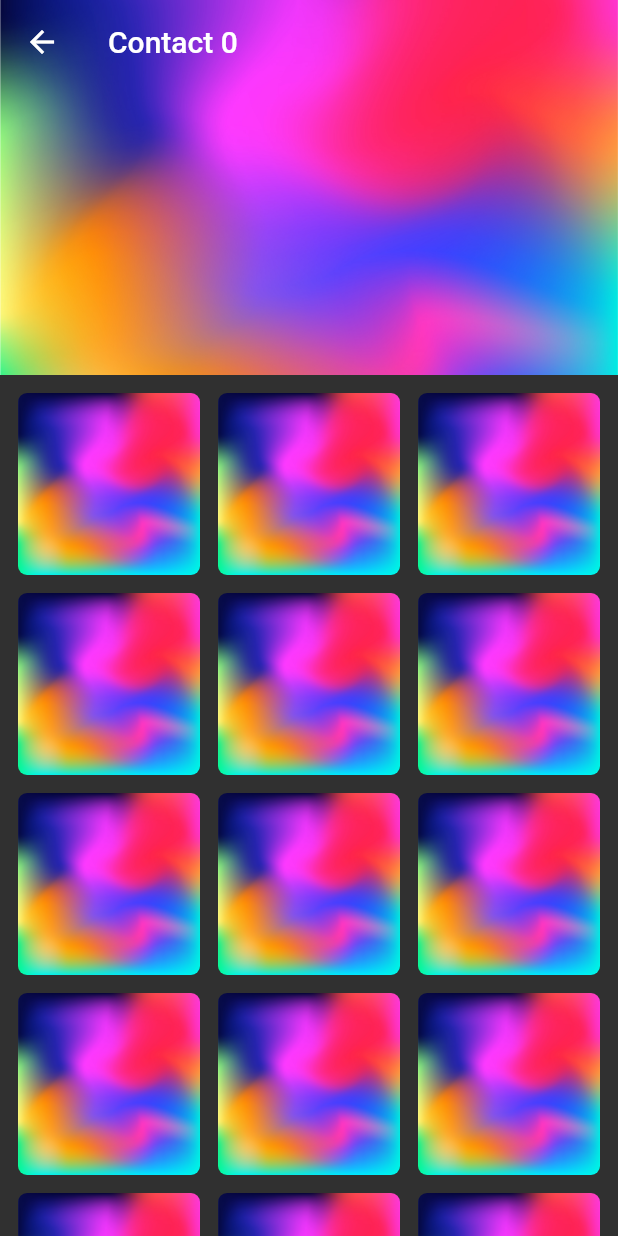
After one commit to ngiuliani-ng/flutter_advanced_sliver_app, a Flutter app: the screen it shows after launch, after a tap on an icon or button, on a phone screen of 412 x 824 dp. The commit adds this screen. Run offline on Flutter 3.47's test engine with Material 2 defaults, Android fonts, the light colour scheme and no system bars.

Commit message:
Profile page structure.

```diff
--- a/lib/pages/home.dart
+++ b/lib/pages/home.dart
@@ -1,4 +1,6 @@
 import 'package:flutter/material.dart';
+
+import 'package:flutter_advanced_sliver_app/pages/profile.dart';
 
 class HomePage extends StatelessWidget {
   @override
@@ -45,17 +47,27 @@ class HomePage extends StatelessWidget {
   Widget contactList(BuildContext context) {
     return SliverList(
       delegate: SliverChildBuilderDelegate(
-        (context, index) => contactCard(index),
+        (context, index) => contactCard(context, index),
         childCount: 50,
       ),
     );
   }
 
-  Widget contactCard(int index) {
+  Widget contactCard(BuildContext context, int index) {
     return ListTile(
+      onTap: () {
+        Navigator.push(
+          context,
+          MaterialPageRoute(
+            builder: (context) => ProfilePage(
+              contactIndex: index,
+            ),
+          ),
+        );
+      },
       leading: CircleAvatar(
         radius: 25,
-        backgroundColor: Colors.grey.shade600,
+        backgroundImage: AssetImage("assets/images/avatar.jpg"),
       ),
       title: Text("Contact $index"),
       subtitle: Text("Hello!"),
--- /dev/null
+++ b/lib/pages/profile.dart
@@ -0,0 +1,98 @@
+import 'package:flutter/material.dart';
+
+class ProfilePage extends StatelessWidget {
+  ProfilePage({@required this.contactIndex});
+  final int contactIndex;
+
+  @override
+  Widget build(BuildContext context) {
+    return Scaffold(
+      body: CustomScrollView(
+        slivers: [
+          appBar(),
+          imageGrid(),
+          socialList(),
+        ],
+      ),
+    );
+  }
+
+  Widget appBar() {
+    return SliverAppBar(
+      title: Text("Contact $contactIndex"),
+      expandedHeight: 250,
+      flexibleSpace: FlexibleSpaceBar(
+        background: Image.asset(
+          "assets/images/avatar.jpg",
+          fit: BoxFit.cover,
+        ),
+      ),
+    );
+  }
+
+  Widget imageGrid() {
+    return SliverPadding(
+      padding: EdgeInsets.all(12),
+      sliver: SliverGrid(
+        gridDelegate: SliverGridDelegateWithFixedCrossAxisCount(
+          crossAxisCount: 3,
+          mainAxisSpacing: 12,
+          crossAxisSpacing: 12,
+        ),
+        delegate: SliverChildBuilderDelegate(
+          (context, index) => image(),
+          childCount: 30,
+        ),
+      ),
+    );
+  }
+
+  Widget image() {
+    return Container(
+      decoration: BoxDecoration(
+        image: DecorationImage(
+          image: AssetImage(
+            "assets/images/avatar.jpg",
+          ),
+          fit: BoxFit.cover,
+        ),
+        borderRadius: BorderRadius.circular(6),
+      ),
+    );
+  }
+
+  Widget socialList() {
+    return SliverPadding(
+      padding: EdgeInsets.fromLTRB(12, 0, 12, 12),
+      sliver: SliverList(
+        delegate: SliverChildListDelegate(
+          [
+            socialButton(
+              title: "Instagram",
+              color: Colors.deepPurple,
+            ),
+            socialButton(
+              title: "Facebook",
+              color: Color.fromRGBO(45, 136, 255, 1),
+            ),
+            socialButton(
+              title: "Reddit",
+              color: Color.fromRGBO(255, 69, 0, 1),
+            ),
+          ],
+        ),
+      ),
+    );
+  }
+
+  Widget socialButton({@required String title, @required Color color}) {
+    return MaterialButton(
+      onPressed: () {},
+      child: Text(title),
+      color: color,
+      shape: RoundedRectangleBorder(
+        borderRadius: BorderRadius.circular(6),
+      ),
+    );
+  }
+}
```
Also changed, not shown: 4 other files.
